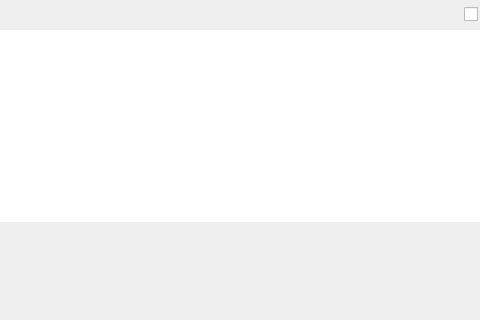
Qt form software/talipot/designer/AlgorithmRunnerItem.ui (anlambert/tulip) before a commit; both pictures show x 257 to 737 and y 0 to 320 of the 737 by 486 pixel window.
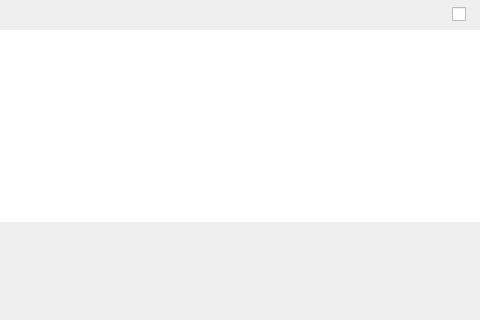
The same form after that commit. Icons and pictures are not drawn.

Diff of the .ui file:
```diff
--- a/software/talipot/designer/AlgorithmRunnerItem.ui
+++ b/software/talipot/designer/AlgorithmRunnerItem.ui
@@ -140,13 +140,13 @@
         </property>
         <property name="minimumSize">
          <size>
-          <width>16</width>
+          <width>28</width>
           <height>28</height>
          </size>
         </property>
         <property name="maximumSize">
          <size>
-          <width>16</width>
+          <width>28</width>
           <height>28</height>
          </size>
         </property>
```
Left out of the diff: 25 changed lines with no effect on the pictures.
